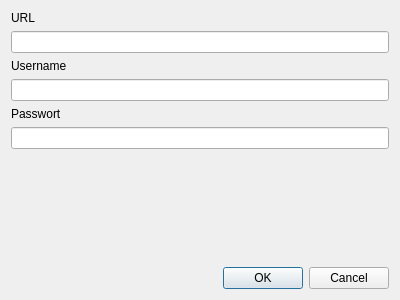
Old version of the form newEntry.ui in the repository sschober/qeystore-desktop.
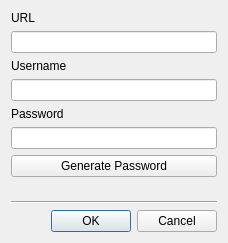
New version of the form.

```diff
--- a/newEntry.ui
+++ b/newEntry.ui
@@ -6,8 +6,8 @@
    <rect>
     <x>0</x>
     <y>0</y>
-    <width>400</width>
-    <height>300</height>
+    <width>228</width>
+    <height>243</height>
    </rect>
   </property>
   <property name="windowTitle">
@@ -37,13 +37,20 @@
    <item>
     <widget class="QLabel" name="label_3">
      <property name="text">
-      <string>Passwort</string>
+      <string>Password</string>
      </property>
     </widget>
    </item>
    <item>
     <widget class="QLineEdit" name="le_Password"/>
    </item>
+   <item>
+    <widget class="QPushButton" name="pb_GeneratePassword">
+     <property name="text">
+      <string>Generate Password</string>
+     </property>
+    </widget>
+   </item>
    <item>
     <spacer name="verticalSpacer">
      <property name="orientation">
@@ -57,6 +64,13 @@
      </property>
     </spacer>
    </item>
+   <item>
+    <widget class="Line" name="line">
+     <property name="orientation">
+      <enum>Qt::Horizontal</enum>
+     </property>
+    </widget>
+   </item>
    <item>
     <widget class="QDialogButtonBox" name="buttonBox">
      <property name="orientation">
```
